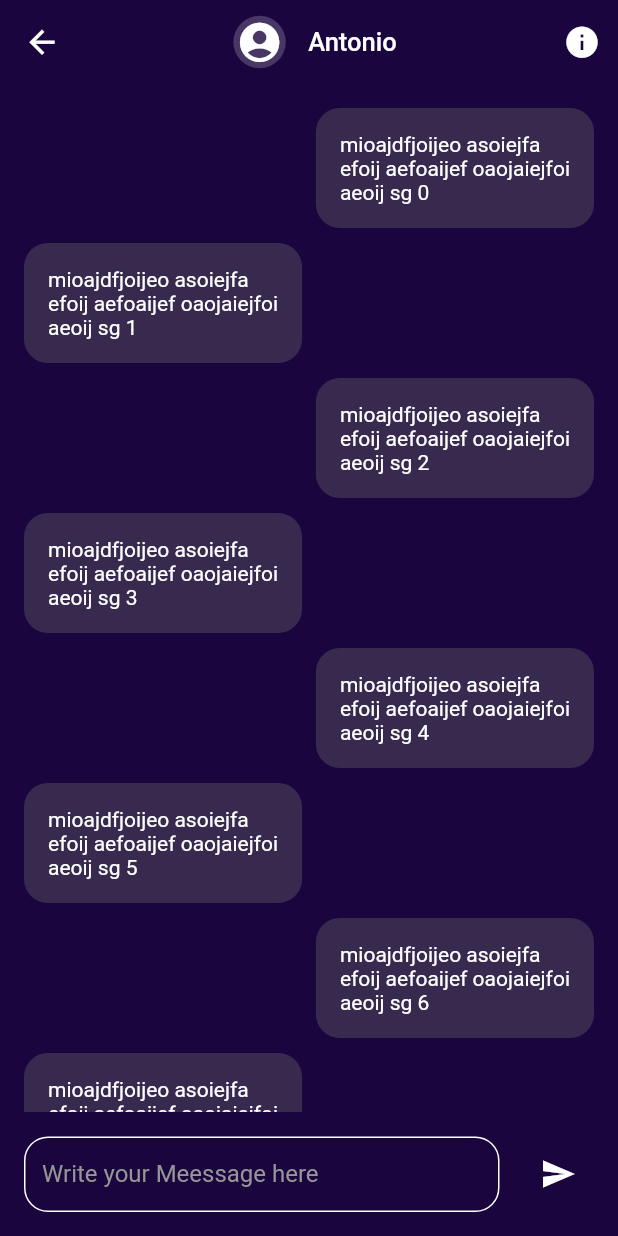
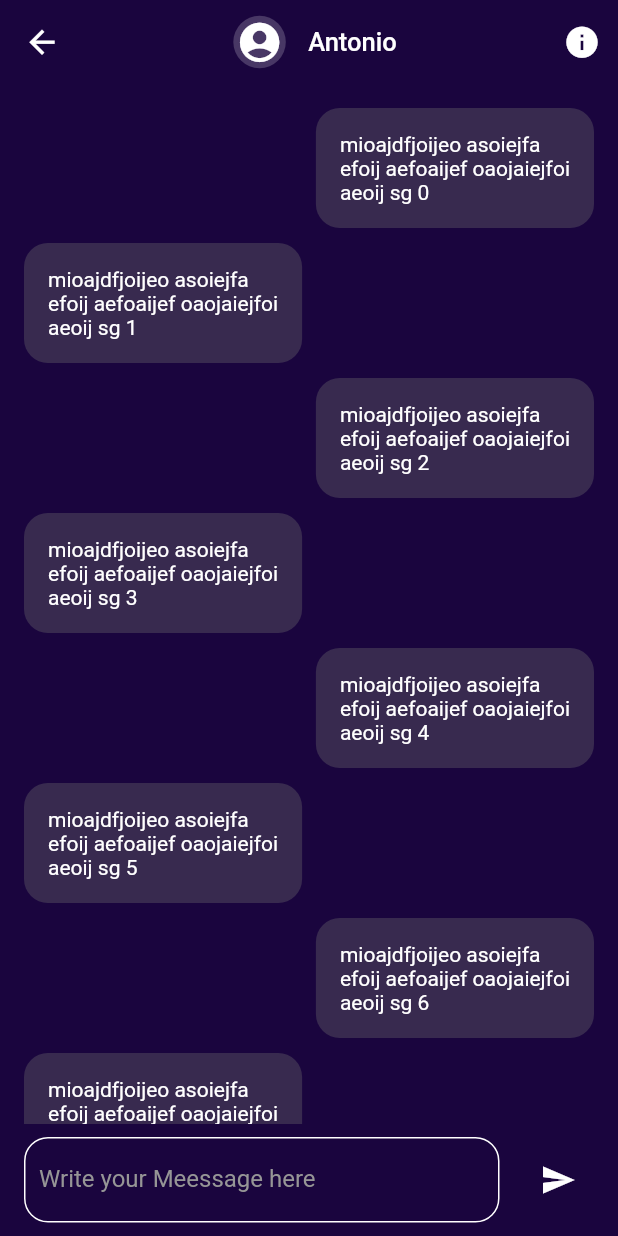
Before and after one commit to eli1stark/cyberwidget_hack_20, a Flutter app: the ChatCore screen opened by its route, on a phone screen of 412 x 824 dp. Run offline on Flutter 3.47's test engine with Material 2 defaults, Android fonts, the phone set to English and light mode, and no system bars; our stand-ins replace cloud_firestore, firebase_auth, font_awesome_flutter, google_sign_in, image_picker, progress_dialog and 1 more; accounts and stored records are empty; network calls fail.

Commit message:
Fixing Messaging Bar

```diff
--- a/lib/screens/chat_core/chat_core.dart
+++ b/lib/screens/chat_core/chat_core.dart
@@ -56,6 +56,7 @@ class ChatCore extends StatelessWidget {
         child: Column(
           children: [
             Expanded(
+              flex: 12,
               child: Container(
                 height: size.height * 0.2,
                 padding: const EdgeInsets.only(top: 16),
@@ -71,7 +72,7 @@ class ChatCore extends StatelessWidget {
                 ),
               ),
             ),
-            SendMessageBarWidget(size: size)
+            SendMessageBarWidget(size: size),
           ],
         ),
       ),
--- a/lib/screens/chat_core/components/send_message_bar.dart
+++ b/lib/screens/chat_core/components/send_message_bar.dart
@@ -12,16 +12,18 @@ class SendMessageBarWidget extends StatelessWidget {
   @override
   Widget build(BuildContext context) {
     return Container(
-      height: size.height * 0.1,
       width: size.width,
-      padding: const EdgeInsets.all(16),
+      padding: const EdgeInsets.symmetric(horizontal: 16, vertical: 9),
       child: Row(
         children: [
           Expanded(
             child: TextField(
+              maxLines: 3,
               cursorColor: Colors.white,
               style: TextStyle(color: Colors.white),
               decoration: InputDecoration(
+                contentPadding:
+                    const EdgeInsets.symmetric(vertical: 0, horizontal: 10),
                 labelText: "Write your Meessage here",
                 labelStyle: TextStyle(color: kInputFieldColor),
                 floatingLabelBehavior: FloatingLabelBehavior.never,
```
